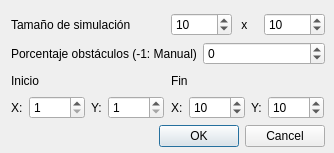
Qt form opcioneswindow.ui (Faaa97/CocheAutonomo) before a commit.
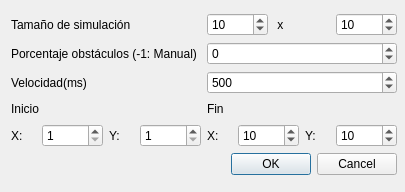
The same form after that commit.

Commit message: Opción para cambiar la velocidad de reproducción

The edit to the form file:
```diff
--- a/opcioneswindow.ui
+++ b/opcioneswindow.ui
@@ -6,8 +6,8 @@
    <rect>
     <x>0</x>
     <y>0</y>
-    <width>334</width>
-    <height>153</height>
+    <width>405</width>
+    <height>192</height>
    </rect>
   </property>
   <property name="windowTitle">
@@ -18,8 +18,8 @@
     <rect>
      <x>11</x>
      <y>13</y>
-     <width>314</width>
-     <height>134</height>
+     <width>386</width>
+     <height>162</height>
     </rect>
    </property>
    <layout class="QVBoxLayout" name="verticalLayout_3">
@@ -92,6 +92,27 @@
       </item>
      </layout>
     </item>
+    <item>
+     <layout class="QHBoxLayout" name="horizontalLayout_7">
+      <item>
+       <widget class="QLabel" name="label_5">
+        <property name="text">
+         <string>Velocidad(ms)</string>
+        </property>
+       </widget>
+      </item>
+      <item>
+       <widget class="QSpinBox" name="Velocidad">
+        <property name="maximum">
+         <number>100000</number>
+        </property>
+        <property name="value">
+         <number>500</number>
+        </property>
+       </widget>
+      </item>
+     </layout>
+    </item>
     <item>
      <layout class="QHBoxLayout" name="horizontalLayout_5">
       <item>
```
The commit also changes 4 other files.
